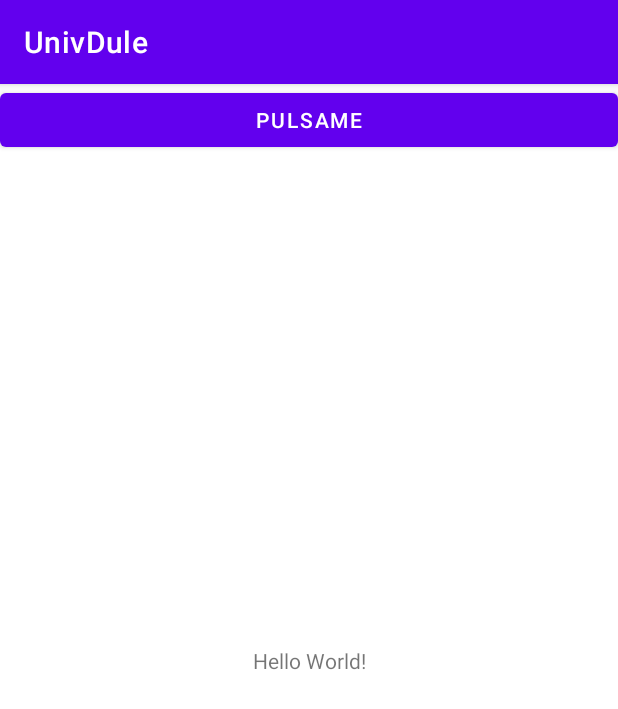
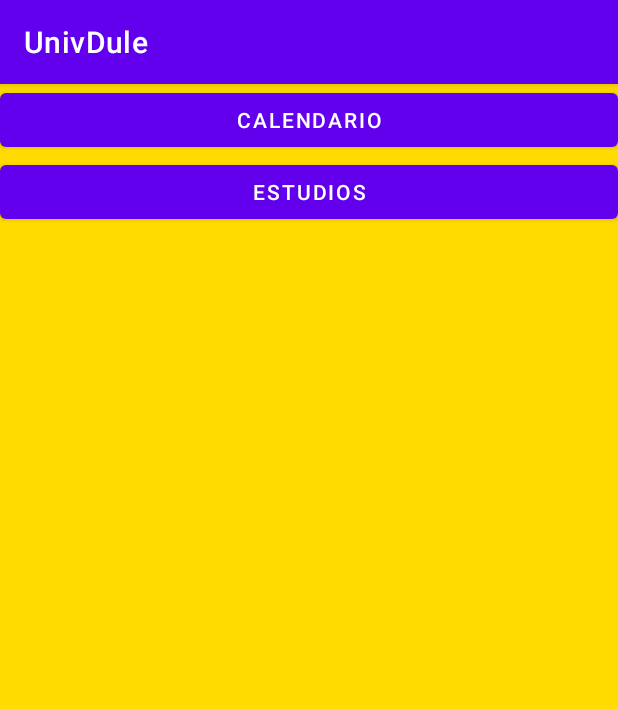
Before and after one commit to Alex13070/univdule, an Android app: the MainActivity screen opened directly, with no data from a screen before it, on a phone screen of 412 x 824 dp. Shown: the top 709 px of the screen. Run offline under Robolectric (Android 15) with nearby library versions, the phone set to English and light mode, and no system bars; our stand-ins replace Room's generated code.

Commit message:
Estudios.kt practicamente acabada

```diff
--- a/app/src/main/java/com/proyecto/proyectoUnivdule/InicioSesionActivity.kt
+++ b/app/src/main/java/com/proyecto/proyectoUnivdule/InicioSesionActivity.kt
@@ -61,7 +61,7 @@ class InicioSesionActivity : AppCompatActivity(), View.OnClickListener {
 
         if (usu.isPresent)
             if (usu.get().clave.equals(password))
-                iniciarSesion()
+                iniciarSesion(usu.get().idUsuario)
             else
                 Toast.makeText(this, "Usuario o contraseña incorrectos.", Toast.LENGTH_SHORT).show()
         else
@@ -69,8 +69,9 @@ class InicioSesionActivity : AppCompatActivity(), View.OnClickListener {
 
     }
 
-    private fun iniciarSesion() {
+    private fun iniciarSesion(id: Int) {
         val intent = Intent(this, MainActivity::class.java)
+        intent.putExtra("id_usuario", id)
         startActivity(intent)
     }
 }
--- a/app/src/main/java/com/proyecto/proyectoUnivdule/MainActivity.kt
+++ b/app/src/main/java/com/proyecto/proyectoUnivdule/MainActivity.kt
@@ -3,6 +3,7 @@ package com.proyecto.proyectoUnivdule
 import android.content.Intent
 import androidx.appcompat.app.AppCompatActivity
 import android.os.Bundle
+import android.view.View
 import android.widget.Button
 import androidx.lifecycle.lifecycleScope
 import androidx.room.Room
@@ -10,14 +11,45 @@ import androidx.room.RoomDatabase
 import com.proyecto.proyectoUnivdule.administracionBBDD.UnivduleDB
 import kotlinx.coroutines.launch
 
-class MainActivity : AppCompatActivity() {
+class MainActivity : AppCompatActivity(), View.OnClickListener {
+
+    private lateinit var bbdd: UnivduleDB
+    private var idUsuario = -1
+    private lateinit var btnCalendario: Button
+    private lateinit var btnEstudios: Button
+
 
     override fun onCreate(savedInstanceState: Bundle?) {
         super.onCreate(savedInstanceState)
         setContentView(R.layout.activity_main)
 
-        var intent = Intent(this, CalendarioActivity::class.java)
-        startActivity(intent)
+        idUsuario = intent.getIntExtra("id_usuario", -1)
+
+        btnCalendario = findViewById(R.id.btnMainCalendario)
+        btnEstudios = findViewById(R.id.btnMainEstudios)
+
+        btnEstudios.setOnClickListener(this)
+        btnCalendario.setOnClickListener(this)
+
 
     }
+
+    override fun onClick(v: View?) {
+        when (v?.id) {
+            R.id.btnMainCalendario -> empezarCalendario()
+            R.id.btnMainEstudios -> empezarEstudios()
+        }
+    }
+
+    private fun empezarEstudios() {
+        var intent = Intent(this, EstudiosActivity::class.java)
+        intent.putExtra("id_usuario", idUsuario)
+        startActivity(intent)
+    }
+
+    private fun empezarCalendario() {
+        var intent = Intent(this, CalendarioActivity::class.java)
+        intent.putExtra("id_usuario", idUsuario)
+        startActivity(intent)
+    }
 }
--- a/app/src/main/java/com/proyecto/proyectoUnivdule/administracionBBDD/UnivduleDB.kt
+++ b/app/src/main/java/com/proyecto/proyectoUnivdule/administracionBBDD/UnivduleDB.kt
@@ -8,7 +8,7 @@ import com.proyecto.proyectoUnivdule.modelo.*
 
 @Database(
     entities = [Apuntes::class, Asignatura::class, Estudios::class, Fecha::class, Nota::class, Tarea::class, Usuario::class],
-    version = 15
+    version = 16
 )
 abstract class UnivduleDB: RoomDatabase() {
 
--- a/app/src/main/java/com/proyecto/proyectoUnivdule/modelo/Apuntes.kt
+++ b/app/src/main/java/com/proyecto/proyectoUnivdule/modelo/Apuntes.kt
@@ -7,14 +7,15 @@ import androidx.room.PrimaryKey
 import java.io.Serializable
 
 
-@Entity(tableName = "apuntes",
+@Entity(tableName = "apuntes"
+    /*,
     foreignKeys = [ForeignKey(
         entity = Asignatura::class,
         parentColumns = arrayOf("id_asignatura"),
         childColumns = arrayOf("id_asignatura"),
         onDelete = ForeignKey.CASCADE,
         onUpdate = ForeignKey.CASCADE
-    )]
+    )]*/
 )
 data class Apuntes(
 
--- a/app/src/main/java/com/proyecto/proyectoUnivdule/modelo/Asignatura.kt
+++ b/app/src/main/java/com/proyecto/proyectoUnivdule/modelo/Asignatura.kt
@@ -7,7 +7,7 @@ import androidx.room.PrimaryKey
 import java.io.Serializable
 
 
-@Entity(tableName = "asignatura",
+@Entity(tableName = "asignatura"/*,
     foreignKeys = [
         ForeignKey(
             entity = Estudios::class,
@@ -23,7 +23,7 @@ import java.io.Serializable
             onDelete = ForeignKey.CASCADE,
             onUpdate = ForeignKey.CASCADE
         )
-    ]
+    ]*/
 )
 data class Asignatura(
 
--- a/app/src/main/java/com/proyecto/proyectoUnivdule/modelo/Estudios.kt
+++ b/app/src/main/java/com/proyecto/proyectoUnivdule/modelo/Estudios.kt
@@ -6,14 +6,14 @@ import androidx.room.ForeignKey
 import androidx.room.PrimaryKey
 import java.io.Serializable
 
-@Entity(tableName = "estudios",
+@Entity(tableName = "estudios"/*,
     foreignKeys = [ForeignKey(
         entity = Usuario::class,
         parentColumns = arrayOf("id_usuario"),
         childColumns = arrayOf("id_usuario"),
         onDelete = ForeignKey.CASCADE,
         onUpdate = ForeignKey.CASCADE
-    )]
+    )]*/
 )
 data class Estudios(
 
--- a/app/src/main/java/com/proyecto/proyectoUnivdule/modelo/Fecha.kt
+++ b/app/src/main/java/com/proyecto/proyectoUnivdule/modelo/Fecha.kt
@@ -6,14 +6,14 @@ import androidx.room.ForeignKey
 import androidx.room.PrimaryKey
 import java.io.Serializable
 
-@Entity(tableName = "fecha",
+@Entity(tableName = "fecha"/*,
     foreignKeys = [ForeignKey(
         entity = Usuario::class,
         parentColumns = arrayOf("id_usuario"),
         childColumns = arrayOf("id_usuario"),
         onDelete = ForeignKey.CASCADE,
         onUpdate = ForeignKey.CASCADE
-    )]
+    )]*/
 )
 data class Fecha(
 
--- a/app/src/main/java/com/proyecto/proyectoUnivdule/modelo/Nota.kt
+++ b/app/src/main/java/com/proyecto/proyectoUnivdule/modelo/Nota.kt
@@ -6,7 +6,7 @@ import androidx.room.ForeignKey
 import androidx.room.PrimaryKey
 import java.io.Serializable
 
-@Entity(tableName = "nota",
+@Entity(tableName = "nota"/*,
 
     foreignKeys = [ForeignKey(
         entity = Asignatura::class,
@@ -14,7 +14,7 @@ import java.io.Serializable
         childColumns = arrayOf("id_asignatura"),
         onDelete = ForeignKey.CASCADE,
         onUpdate = ForeignKey.CASCADE
-    )]
+    )]*/
 )
 data class Nota(
 
--- a/app/src/main/java/com/proyecto/proyectoUnivdule/modelo/Tarea.kt
+++ b/app/src/main/java/com/proyecto/proyectoUnivdule/modelo/Tarea.kt
@@ -6,7 +6,7 @@ import androidx.room.ForeignKey
 import androidx.room.PrimaryKey
 import java.io.Serializable
 
-@Entity(tableName = "tarea",
+@Entity(tableName = "tarea"/*,
     foreignKeys = [ForeignKey(
         entity = Asignatura::class,
         parentColumns = arrayOf("id_asignatura"),
@@ -21,7 +21,7 @@ import java.io.Serializable
         onDelete = ForeignKey.CASCADE,
         onUpdate = ForeignKey.CASCADE
     )
-    ]
+    ]*/
 )
 data class Tarea(
 
--- a/app/src/main/res/layout/activity_main.xml
+++ b/app/src/main/res/layout/activity_main.xml
@@ -1,23 +1,22 @@
 <?xml version="1.0" encoding="utf-8"?>
-<androidx.constraintlayout.widget.ConstraintLayout xmlns:android="http://schemas.android.com/apk/res/android"
+<LinearLayout xmlns:android="http://schemas.android.com/apk/res/android"
     xmlns:app="http://schemas.android.com/apk/res-auto"
     xmlns:tools="http://schemas.android.com/tools"
     android:layout_width="match_parent"
     android:layout_height="match_parent"
-    tools:context=".MainActivity">
-
-    <TextView
-        android:layout_width="wrap_content"
-        android:layout_height="wrap_content"
-        android:text="Hello World!"
-        app:layout_constraintBottom_toBottomOf="parent"
-        app:layout_constraintLeft_toLeftOf="parent"
-        app:layout_constraintRight_toRightOf="parent"
-        app:layout_constraintTop_toTopOf="parent" />
+    tools:context=".MainActivity"
+    android:orientation="vertical"
+    android:background="#ffdb00">
 
     <Button
+        android:id="@+id/btnMainCalendario"
         android:layout_width="match_parent"
         android:layout_height="wrap_content"
-        android:text="pulsame"
-        android:id="@+id/btn"/>
-</androidx.constraintlayout.widget.ConstraintLayout>
+        android:text="Calendario"/>
+
+    <Button
+        android:id="@+id/btnMainEstudios"
+        android:layout_width="match_parent"
+        android:layout_height="wrap_content"
+        android:text="Estudios"/>
+</LinearLayout>
```
Also changed, not shown: app/src/main/AndroidManifest.xml (+10 -10 lines), app/src/main/java/com/proyecto/proyectoUnivdule/EstudiosActivity.kt (+99 -12 lines), app/src/main/java/com/proyecto/proyectoUnivdule/adapterDatos/AdapterEstudios.kt (added, +55 -0 lines), app/src/main/res/drawable/ic_baseline_search_24.xml (added, +10 -0 lines), app/src/main/res/layout/activity_estudios.xml (+11 -1 lines), app/src/main/res/layout/activity_inicio_sesion.xml (+9 -2 lines), app/src/main/res/layout/activity_registro.xml (+10 -2 lines), app/src/main/res/layout/item_estudios.xml (added, +54 -0 lines), app/src/main/res/menu/menu_item.xml (added, +12 -0 lines).
